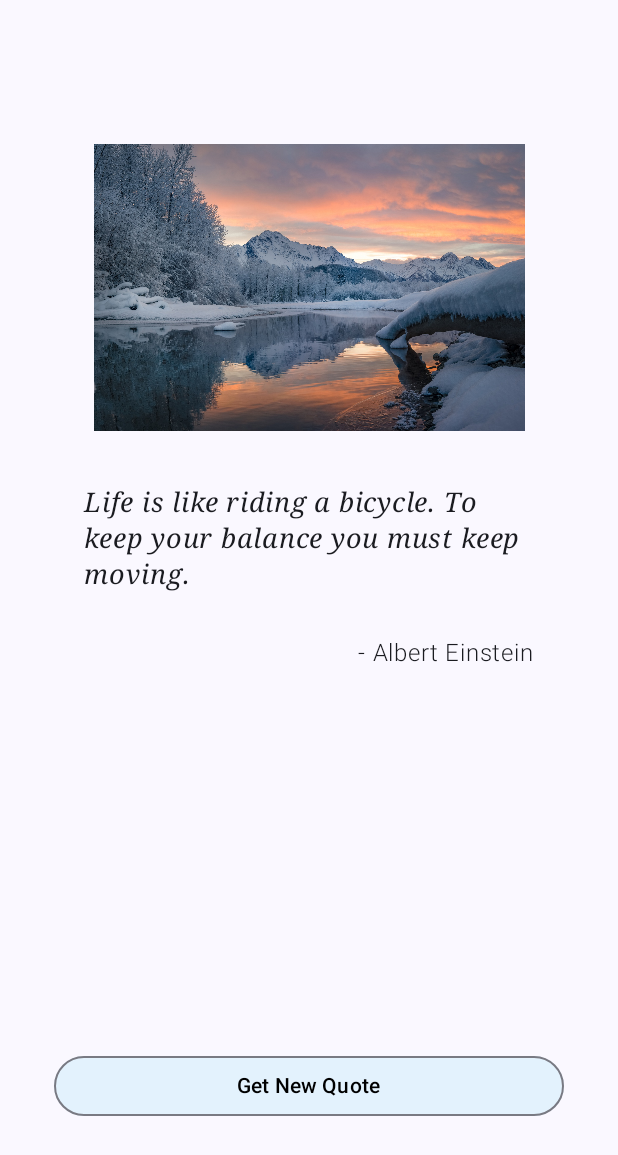
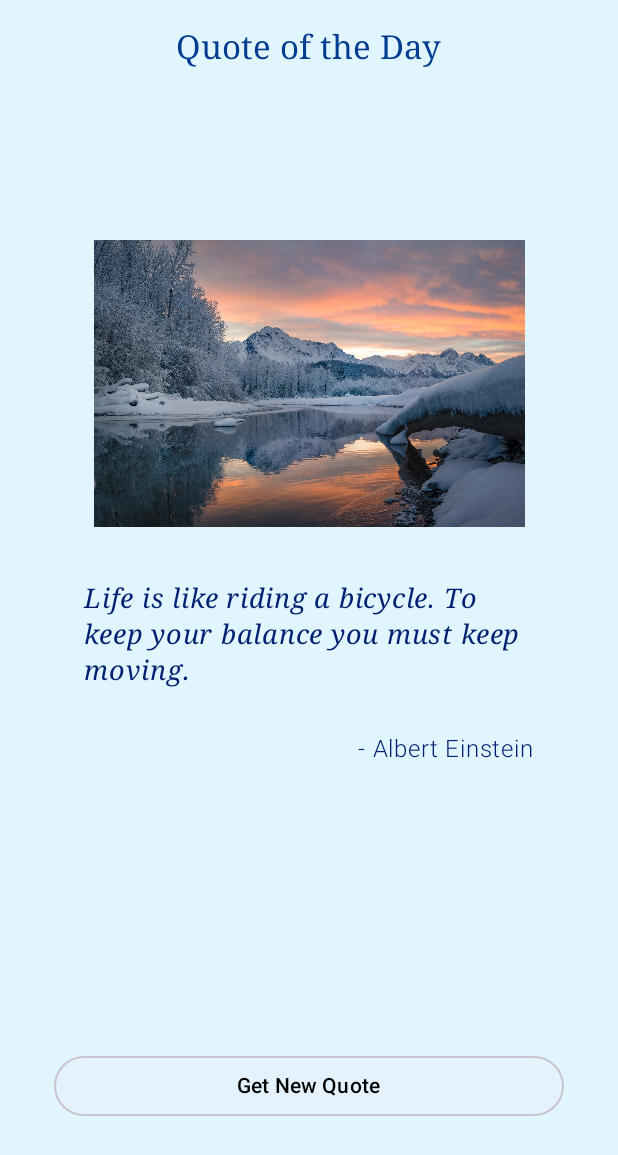
Before and after one commit to ccgarcia99/cpe-3323, an Android app built with Jetpack Compose: the @Preview function Preview, on a phone screen of 412 x 824 dp. Shown: the top 1155 px of the screen. Run offline under Robolectric (Android 15) with nearby library versions, the phone set to English and light mode, and no system bars; our stand-ins replace constraintlayout-compose.

Commit message:
ADD: Top Bar for the QoTD app

```diff
--- a/Decierdo_PE3/PE322/app/src/main/java/com/example/decierdo_pe322/MainActivity.kt
+++ b/Decierdo_PE3/PE322/app/src/main/java/com/example/decierdo_pe322/MainActivity.kt
@@ -1,3 +1,10 @@
+/*
+* Name: Christian Clyde G. Decierdo
+* File: Decierdo_PE3.2.2 - Quote of the Day
+* Desc: An application that renders an image and a string of text on random every time that a
+*       button is pressed. Made with Jetpack Compose framework
+* */
+
 package com.example.decierdo_pe322
 
 import android.os.Bundle
@@ -12,6 +19,7 @@ import androidx.compose.foundation.layout.padding
 import androidx.compose.material3.ButtonDefaults
 import androidx.compose.material3.MaterialTheme
 import androidx.compose.material3.OutlinedButton
+import androidx.compose.material3.Scaffold
 import androidx.compose.material3.Surface
 import androidx.compose.material3.Text
 import androidx.compose.runtime.Composable
@@ -32,6 +40,7 @@ import androidx.compose.ui.unit.dp
 import androidx.compose.ui.unit.sp
 import androidx.constraintlayout.compose.ConstraintLayout
 import com.example.decierdo_pe322.ui.theme.Decierdo_PE322Theme
+import com.example.decierdo_pe322.ui.theme.Presets
 import com.example.decierdo_pe322.ui.theme.WinterBlueLightPrimaryContainer
 
 data class Quote(val text: String, val author: String)
@@ -86,14 +95,25 @@ fun RootComposable(
     // variable declarations with our data class property
     var currentQuote by remember { mutableStateOf(quotes.random()) }
     var previousQuote by remember { mutableStateOf<Quote?>(null)}
-
+    // images
     var currentImg by remember { mutableIntStateOf(inspirationalImages.random()) }
     var prevImg by remember { mutableStateOf<Int?>(null) }
 
+    // Object variable for presets
+    val scaffoldPreset = Presets()
+
+    Scaffold(
+        topBar = {
+            scaffoldPreset.topAppBarPresets("Quote of the Day")
+        }
+    ) {
+        innerPadding ->
         Surface(
-        modifier = modifier.fillMaxSize(),
+            modifier = modifier
+                .fillMaxSize()
+                .padding(innerPadding),
             color = MaterialTheme.colorScheme.background
-    ) {
+        ) { // Constraining UI elements like in the Views model programmatically
             ConstraintLayout(
                 modifier = modifier
                     .fillMaxSize()
@@ -107,7 +127,7 @@ fun RootComposable(
                     contentDescription = null,
                     modifier = modifier
                         .fillMaxWidth()
-                    .aspectRatio(16f / 9f)
+                        .aspectRatio(16f / 9f)  // maintain image size
                         .constrainAs(image) {
                             top.linkTo(parent.top, margin = 60.dp)
                             start.linkTo(parent.start)
@@ -173,7 +193,9 @@ fun RootComposable(
             }
         }
     }
+}
 
+// Preview toolkit
 @Preview(
     showSystemUi = true,
     showBackground = true
@@ -181,7 +203,10 @@ fun RootComposable(
 @Composable
 fun Preview() {
     val modifier = Modifier
-    Decierdo_PE322Theme {
+    Decierdo_PE322Theme(
+        dynamicColor = false,
+        darkTheme = false
+    ) {
         RootComposable(modifier)
     }
 }
--- a/Decierdo_PE3/PE322/app/src/main/java/com/example/decierdo_pe322/ui/theme/Presets.kt
+++ b/Decierdo_PE3/PE322/app/src/main/java/com/example/decierdo_pe322/ui/theme/Presets.kt
@@ -1,3 +1,9 @@
+/*
+* Name: Christian Clyde G. Decierdo
+* File: Decierdo_PE3.2.2 - Quote of the Day / Presets
+* Desc: Contains custom defined presets for the application.
+* */
+
 package com.example.decierdo_pe322.ui.theme
 
 import androidx.compose.material3.CenterAlignedTopAppBar
@@ -24,7 +30,7 @@ class Presets{
             },
             colors = TopAppBarDefaults.topAppBarColors(
                 containerColor = MaterialTheme.colorScheme.background,
-                titleContentColor = MaterialTheme.colorScheme.primary
+                titleContentColor = MaterialTheme.colorScheme.onPrimary
             )
         )
     }
```
Lines whose indentation alone changed are shown as unchanged.
